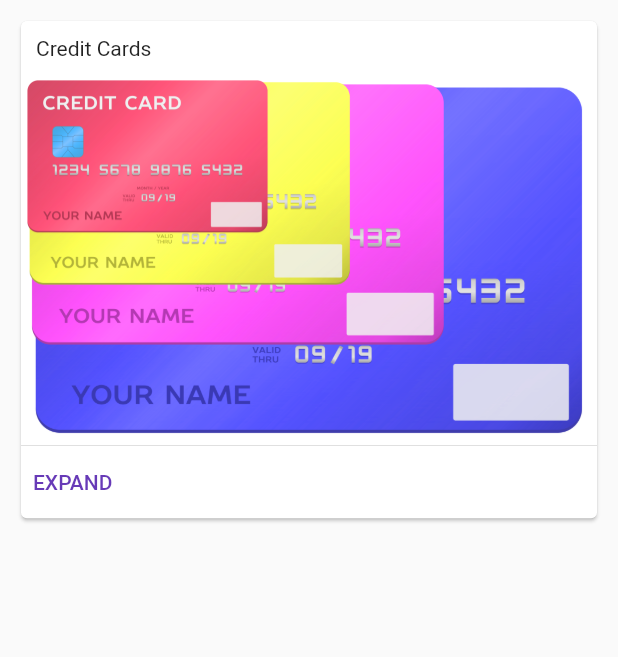
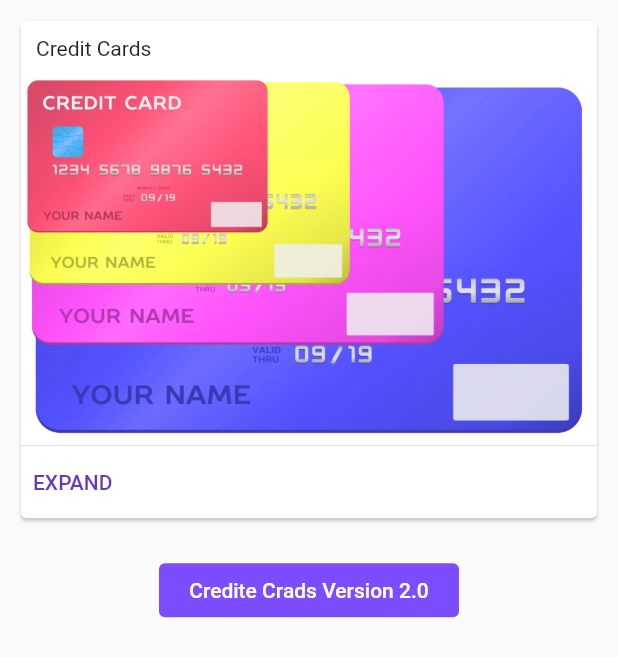
Before and after one commit to Arna98/credit_card, a Flutter app: the screen it shows after launch, on a phone screen of 412 x 824 dp. Shown: the top 657 px of the screen. Run offline on Flutter 3.47's test engine with Material 2 defaults, Android fonts, the phone set to English and light mode, and no system bars; drawn by our look-alikes of expandable.

Commit message:
create a new screen for Credit Card versio 2 and implement Elevated Button

```diff
--- /dev/null
+++ b/lib/credit_card.dart
@@ -0,0 +1,13 @@
+// credit-card-app-flutter-ui-flippable-card
+
+import 'package:flutter/material.dart';
+
+class FlippableCard extends StatelessWidget{
+  @override
+  Widget build(BuildContext context) {
+    return Scaffold(
+
+    );
+  }
+
+}
--- a/lib/main.dart
+++ b/lib/main.dart
@@ -1,3 +1,4 @@
+import 'package:ccard/credit_card.dart';
 import 'package:expandable/expandable.dart';
 import 'package:flutter/material.dart';
 
@@ -10,7 +11,7 @@ class Home extends StatelessWidget {
 
   @override
   Widget build(BuildContext context) {
-    return const MaterialApp(
+    return  const MaterialApp(
       debugShowCheckedModeBanner: false,
       home: HomePage(),
     );
@@ -24,8 +25,26 @@ class HomePage extends StatelessWidget {
 
   @override
   Widget build(BuildContext context) {
-    return const SafeArea(
-      child: Scaffold(body: SingleChildScrollView(child: CCards())),
+    return SafeArea(
+      child: Scaffold(
+          body: SingleChildScrollView(
+              child: Column(
+        children: [
+          const CCards(),
+          const SizedBox(height: 10,),
+          ElevatedButton(
+            onPressed: (){
+              // navigate to credit card scrren
+              Navigator.push(context, MaterialPageRoute(builder: ((context) => FlippableCard())));
+            },
+            style: TextButton.styleFrom(
+            elevation: 0,
+            backgroundColor: Colors.deepPurpleAccent,
+            fixedSize: const Size(200, 30),
+          ),
+          child: const Text("Credite Crads Version 2.0", style: TextStyle(color: Colors.white),))
+        ],
+      ))),
     );
   }
 }
@@ -51,7 +70,7 @@ class CCards extends StatelessWidget {
     }
 
     // collapsed credit cards
-    buildCollapsed2() {
+    Widget buildCollapsed2() {
       return Stack(alignment: Alignment.topLeft, children: [
         Image.asset(
           "assets/images/1.png",
@@ -73,7 +92,7 @@ class CCards extends StatelessWidget {
     }
 
     // title and subtitle
-    buildExpanded1() {
+    Widget buildExpanded1() {
       return Padding(
         padding: const EdgeInsets.all(10),
         child: Column(
@@ -92,7 +111,7 @@ class CCards extends StatelessWidget {
     }
 
     // expanded credit cards
-    buildExpanded2() {
+    Widget buildExpanded2() {
       return Column(
         crossAxisAlignment: CrossAxisAlignment.start,
         children: [
```
Lines whose indentation alone changed are shown as unchanged.
